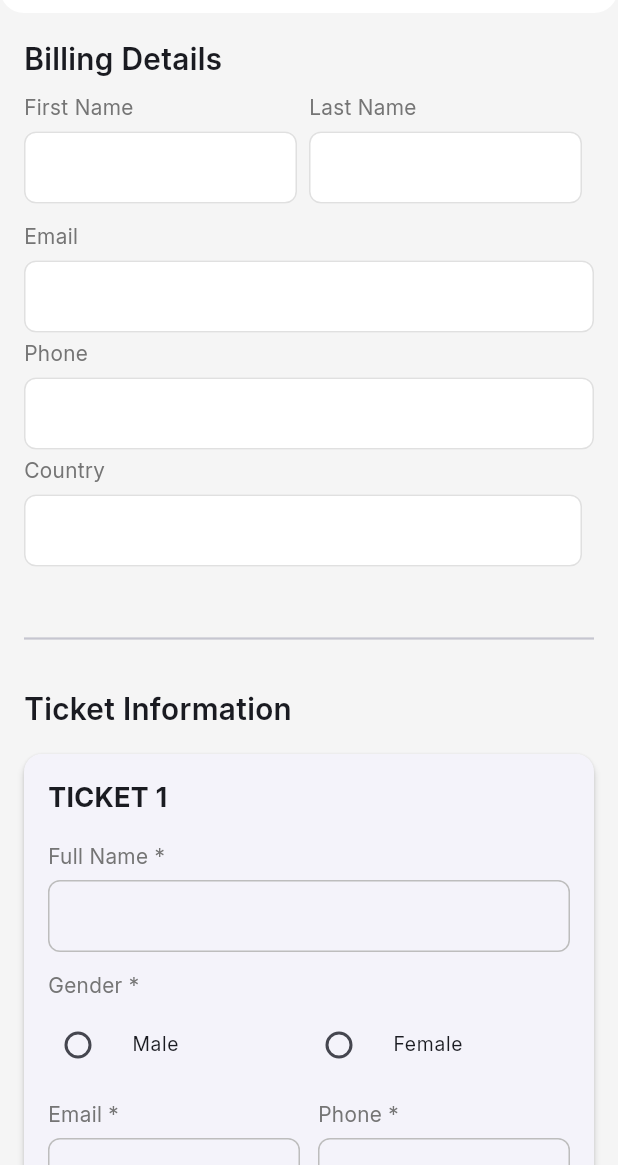
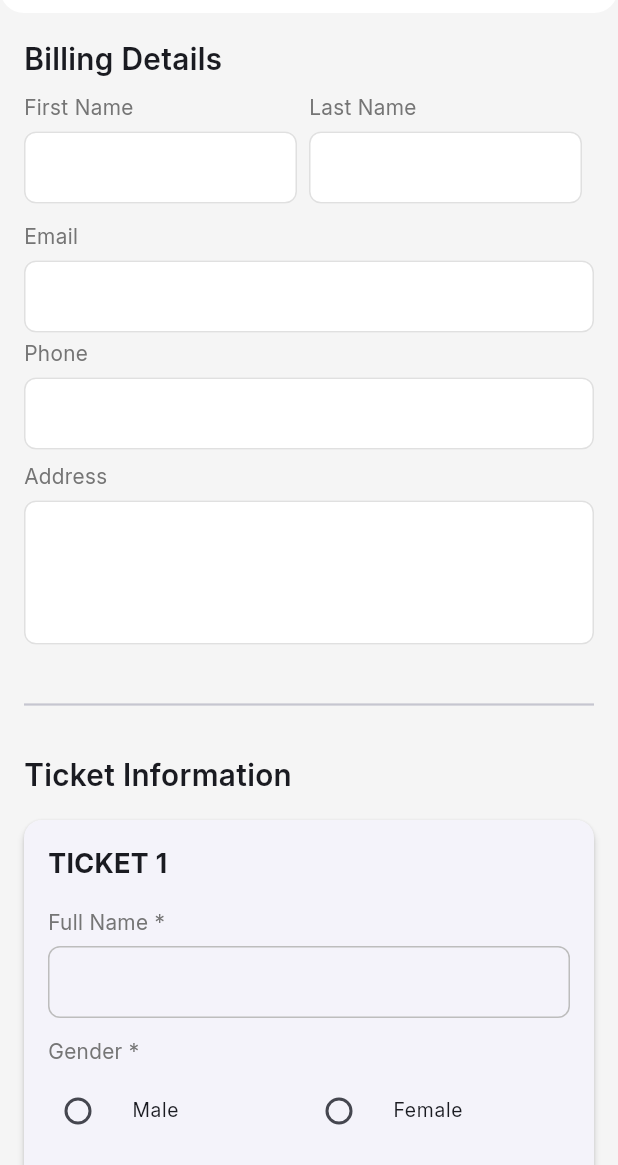
Before and after one commit to aljallad2025/tickbook2025, a Flutter app: the CheckoutScreen screen opened by its route, on a phone screen of 412 x 824 dp, the part 71-1236 px from its top. Run offline on Flutter 3.47's test engine with Material 3 defaults, Android fonts, the phone set to English and light mode, and no system bars; our stand-ins replace cached_network_image, expandable_text, file_picker, firebase_analytics, firebase_core, firebase_messaging and 14 more; missing offline and left inert: flutter_cached_pdfview, flutter_stripe, razorpay_flutter; accounts and stored records are empty; network calls fail; statements that could not run were skipped.

Commit message:
Replace Country with Address in billing

```diff
--- a/lib/features/checkout/ui/sections/billing_section.dart
+++ b/lib/features/checkout/ui/sections/billing_section.dart
@@ -56,23 +56,12 @@ class BillingDetailsSection extends StatelessWidget {
                   const SizedBox(height: 4),
                   _ReadOnlyField(label: 'Phone', value: u.phone ?? ''),
                   const SizedBox(height: 4),
-                  _InputRow(
-                    children: [
-                      _ReadOnlyField(label: 'Country', value: u.country ?? ''),
-                    ],
+                  const SizedBox(height: 4),
+                  _ReadOnlyField(
+                    label: 'Address',
+                    value: u.address ?? '',
+                    lines: 3,
                   ),
-                  // const SizedBox(height: 4),
-                  // _InputRow(
-                  //   children: [
-                  //     _ReadOnlyField(label: 'City', value: u.city ?? ''),
-                  //   ],
-                  // ),
-                  // const SizedBox(height: 4),
-                  // _ReadOnlyField(
-                  //   label: 'Address',
-                  //   value: u.address ?? '',
-                  //   lines: 3,
-                  // ),
                 ],
               );
             }
@@ -110,32 +99,13 @@ class BillingDetailsSection extends StatelessWidget {
                   onChanged: (v) => vm.setRawField('phone', v),
                 ),
                 const SizedBox(height: 4),
-                _InputRow(
-                  children: [
-                    _EditableField(
-                      label: 'Country',
-                      initialValue: gv('country'),
-                      onChanged: (v) => vm.setRawField('country', v),
-                    ),
-                  ],
+                const SizedBox(height: 4),
+                _EditableField(
+                  label: 'Address',
+                  initialValue: gv('address'),
+                  lines: 3,
+                  onChanged: (v) => vm.setRawField('address', v),
                 ),
-                // const SizedBox(height: 4),
-                // _InputRow(
-                //   children: [
-                //     _EditableField(
-                //       label: 'City',
-                //       initialValue: gv('city'),
-                //       onChanged: (v) => vm.setRawField('city', v),
-                //     ),
-                //   ],
-                // ),
-                // const SizedBox(height: 4),
-                // _EditableField(
-                //   label: 'Address',
-                //   initialValue: gv('address'),
-                //   lines: 3,
-                //   onChanged: (v) => vm.setRawField('address', v),
-                // ),
               ],
             );
           },
```
Also changed, not shown: 1 other file.
